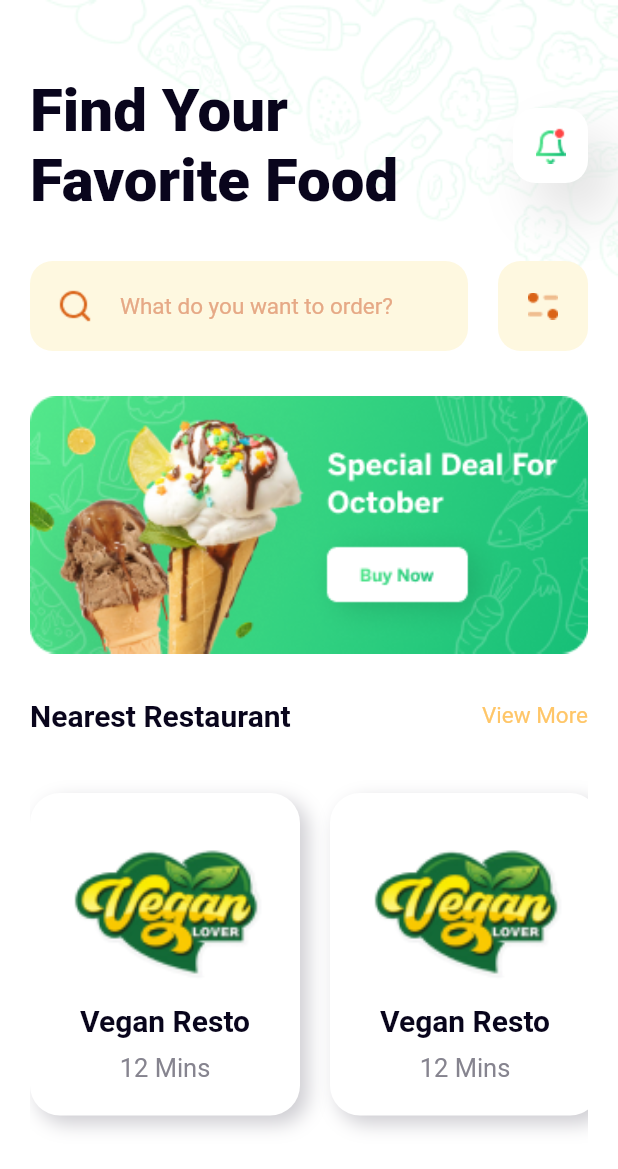
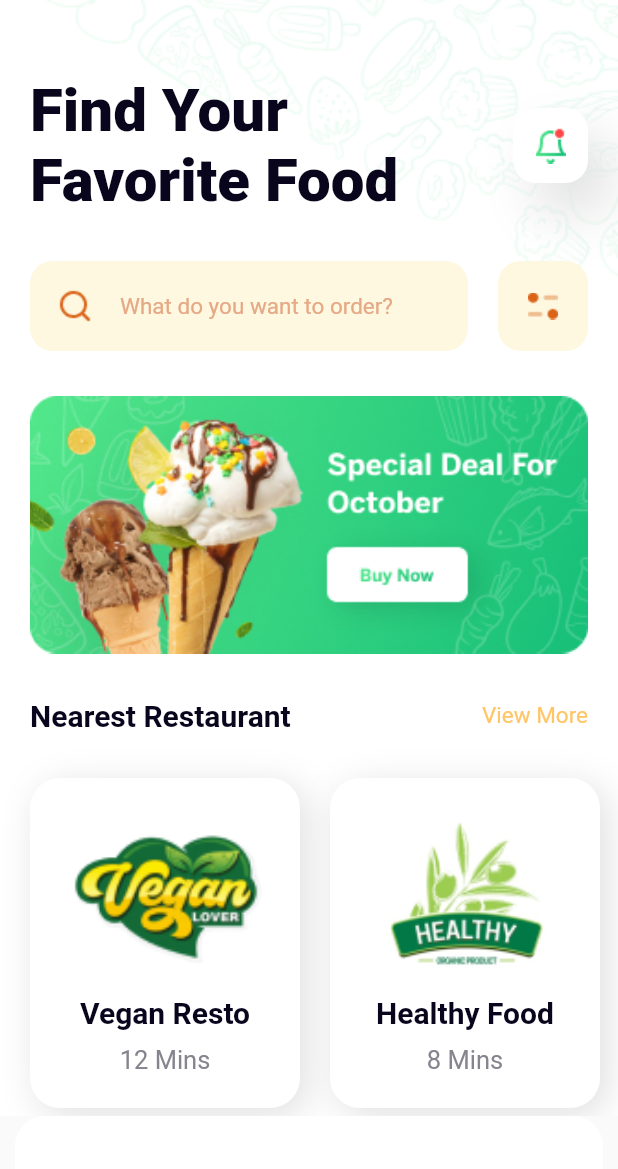
Before and after one commit to fidelity2851/Food_App, a Flutter app: the screen it shows after launch, on a phone screen of 412 x 824 dp. Shown: the top 1169 px of the screen. Run offline on Flutter 3.47's test engine with Material 2 defaults, Android fonts, the phone set to English and light mode, and no system bars.

Commit message:
Still working on Home Screen

```diff
--- /dev/null
+++ b/lib/commponents/bottom_navbar.dart
@@ -0,0 +1,27 @@
+import 'package:flutter/material.dart';
+import 'package:food_app/utitlity/variables.dart';
+
+class BottomNavBar extends StatelessWidget {
+  const BottomNavBar({
+    super.key,
+  });
+
+  @override
+  Widget build(BuildContext context) {
+    return Padding(
+      padding: const EdgeInsets.only(
+        right: 10,
+        bottom: 10,
+        left: 10,
+      ),
+      child: Container(
+        height: 70,
+        decoration: BoxDecoration(
+          color: AppColor.White,
+          borderRadius: BorderRadius.circular(20),
+        ),
+        child: const Row(),
+      ),
+    );
+  }
+}
--- a/lib/commponents/page_pattern.dart
+++ b/lib/commponents/page_pattern.dart
@@ -1,20 +1,21 @@
 import 'package:flutter/material.dart';
-import 'package:food_app/utitlity/variables.dart';
 
 class PagePattern extends StatelessWidget {
   const PagePattern({
     super.key,
     required this.winSize,
+    required this.spaceAround,
     required this.content,
   });
 
   final Size winSize;
+  final double spaceAround;
   final Widget content;
 
   @override
   Widget build(BuildContext context) {
     return Container(
-      padding: const EdgeInsets.symmetric(horizontal: DefaultPadding),
+      padding: EdgeInsets.symmetric(horizontal: spaceAround),
       width: winSize.width,
       height: winSize.height,
       decoration: const BoxDecoration(
@@ -25,7 +26,10 @@ class PagePattern extends StatelessWidget {
           alignment: Alignment.topRight,
         ),
       ),
-      child: content,
+      child: SingleChildScrollView(
+        scrollDirection: Axis.vertical,
+        child: content,
+      ),
     );
   }
 }
--- a/lib/commponents/restaurant_item.dart
+++ b/lib/commponents/restaurant_item.dart
@@ -1,6 +1,5 @@
 import 'package:flutter/material.dart';
 import 'package:food_app/utitlity/variables.dart';
-
 
 class RestaurantItem extends StatelessWidget {
   const RestaurantItem({
@@ -27,9 +26,9 @@ class RestaurantItem extends StatelessWidget {
           borderRadius: BorderRadius.circular(20),
           boxShadow: [
             BoxShadow(
-              color: AppColor.Black4,
+              color: AppColor.Light,
               offset: const Offset(5, 5),
-              blurRadius: 10,
+              blurRadius: 20,
             ),
           ]),
       child: Column(
@@ -39,6 +38,7 @@ class RestaurantItem extends StatelessWidget {
               height: 120,
               fit: BoxFit.contain,
               image: AssetImage(imagePath)),
+          const SizedBox(height: 5),
           Text(
             name,
             style: TextStyle(
--- a/lib/screens/home_screen.dart
+++ b/lib/screens/home_screen.dart
@@ -1,4 +1,6 @@
 import 'package:flutter/material.dart';
+import 'package:food_app/commponents/bottom_navbar.dart';
+import 'package:food_app/commponents/menu_item.dart';
 import 'package:food_app/commponents/page_header.dart';
 import 'package:food_app/commponents/page_pattern.dart';
 import 'package:food_app/commponents/page_with_view_button.dart';
@@ -12,22 +14,26 @@ class HomeScreen extends StatelessWidget {
   Widget build(BuildContext context) {
     final Size winSize = MediaQuery.of(context).size;
     return Scaffold(
-      body: SingleChildScrollView(
-        scrollDirection: Axis.vertical,
-        child: PagePattern(
+      body: PagePattern(
         winSize: winSize,
+        spaceAround: 0,
         content: Column(
           crossAxisAlignment: CrossAxisAlignment.center,
           children: [
             const SizedBox(height: 50),
 
             // Page Header
-              const PageHeader(),
+            const Padding(
+              padding: EdgeInsets.symmetric(horizontal: DefaultPadding),
+              child: PageHeader(),
+            ),
 
             const SizedBox(height: 30),
 
             // Search Box and Filter Bar
-              Row(
+            Padding(
+              padding: const EdgeInsets.symmetric(horizontal: DefaultPadding),
+              child: Row(
                 crossAxisAlignment: CrossAxisAlignment.center,
                 children: [
                   Expanded(
@@ -83,34 +89,45 @@ class HomeScreen extends StatelessWidget {
                   )
                 ],
               ),
+            ),
 
             const SizedBox(height: 30),
 
             // Advert Banner
-              SizedBox(
+            Padding(
+              padding: const EdgeInsets.symmetric(horizontal: DefaultPadding),
+              child: SizedBox(
                 width: winSize.width,
                 child: const Image(
                   fit: BoxFit.contain,
                   image: AssetImage('assets/images/Promo_Advertising.png'),
                 ),
               ),
+            ),
 
             const SizedBox(height: 30),
 
             // Title with More Button
-              const TitleWithMoreButton(
+            const Padding(
+              padding: EdgeInsets.symmetric(horizontal: DefaultPadding),
+              child: TitleWithMoreButton(
                 title: 'Nearest Restaurant',
                 more: 'View More',
               ),
+            ),
 
-              const SizedBox(height: 20),
+            const SizedBox(height: 10),
 
             // Popular Restaurants
             SizedBox(
-                height: 255,
+              height: 260,
               child: ListView(
                 scrollDirection: Axis.horizontal,
-                  padding: const EdgeInsets.symmetric(vertical: DefaultPadding),
+                padding: const EdgeInsets.only(
+                  top: DefaultPadding,
+                  left: DefaultPadding,
+                  bottom: DefaultPadding,
+                ),
                 children: const [
                   RestaurantItem(
                     imagePath: 'assets/images/Restaurant1.png',
@@ -118,22 +135,62 @@ class HomeScreen extends StatelessWidget {
                     time: '12 Mins',
                   ),
                   RestaurantItem(
-                      imagePath: 'assets/images/Restaurant1.png',
-                      name: 'Vegan Resto',
-                      time: '12 Mins',
+                    imagePath: 'assets/images/Restaurant2.png',
+                    name: 'Healthy Food',
+                    time: '8 Mins',
                   ),
                   RestaurantItem(
-                      imagePath: 'assets/images/Restaurant1.png',
-                      name: 'Vegan Resto',
+                    imagePath: 'assets/images/Restaurant3.png',
+                    name: 'Good Food',
                     time: '12 Mins',
                   ),
                 ],
               ),
             ),
+
+            const SizedBox(height: 10),
+
+            // Title with More Button
+            const Padding(
+              padding: EdgeInsets.symmetric(horizontal: DefaultPadding),
+              child: TitleWithMoreButton(
+                title: 'Popular Menu',
+                more: 'View More',
+              ),
+            ),
+
+            const SizedBox(height: 30),
+
+            // Popular Menu
+            const Padding(
+              padding: EdgeInsets.symmetric(horizontal: DefaultPadding),
+              child: Column(
+                children: [
+                  MenuItem(
+                    imagePath: 'assets/images/Menu1.png',
+                    name: 'Herbal Pancake',
+                    category: 'Warung Herbal',
+                    price: '17',
+                  ),
+                  MenuItem(
+                    imagePath: 'assets/images/Menu2.png',
+                    name: 'Fruit Salad',
+                    category: 'Warung Herbal',
+                    price: '17',
+                  ),
+                  MenuItem(
+                    imagePath: 'assets/images/Menu3.png',
+                    name: 'Green Noddle',
+                    category: 'Warung Herbal',
+                    price: '17',
+                  ),
+                ],
+              ),
+            )
           ],
         ),
       ),
-      ),
+      bottomNavigationBar: const BottomNavBar(),
     );
   }
 }
```
Also changed, not shown: lib/commponents/menu_item.dart (added, +82 -0 lines), assets/images/Menu1.png (added), assets/images/Menu2.png (added), assets/images/Menu3.png (added). Lines whose indentation alone changed are shown as unchanged.
